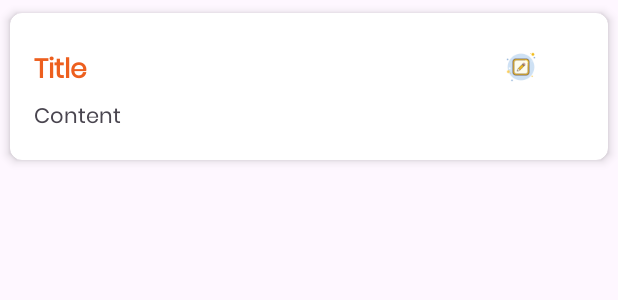
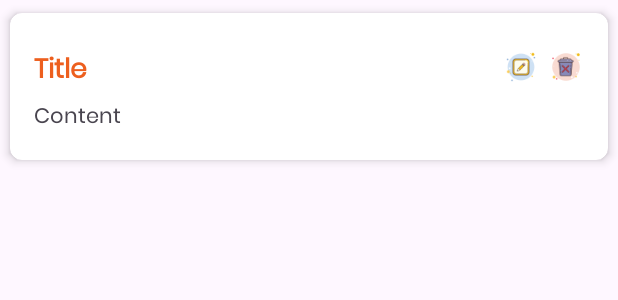
Before and after one commit to KavindiPathiraja/Task-Management-App, an Android app: the layout note_item.xml on its own in the app's theme, with its tools: preview values and no code run, on a phone screen of 412 x 824 dp. Shown: the top 300 px of the screen. Run offline under Robolectric (Android 15) with nearby library versions, the phone set to English and light mode, and no system bars.

Commit message:
delete part complete

```diff
--- a/app/src/main/res/layout/note_item.xml
+++ b/app/src/main/res/layout/note_item.xml
@@ -38,6 +38,13 @@
                 android:layout_marginEnd="30dp"
                 android:src="@drawable/edit"/>
 
+            <ImageView
+                android:id="@+id/deleteButton"
+                android:layout_width="24dp"
+                android:layout_height="24dp"
+                android:layout_alignParentEnd="true"
+                android:src="@drawable/delete"/>
+
         </RelativeLayout>
 
         <TextView
```
Also changed, not shown: app/src/main/java/com/example/taskmanagementapp/NoteDatabaseHelper.kt (+8 -0 lines), app/src/main/java/com/example/taskmanagementapp/NotesAdapter.kt (+14 -5 lines).
